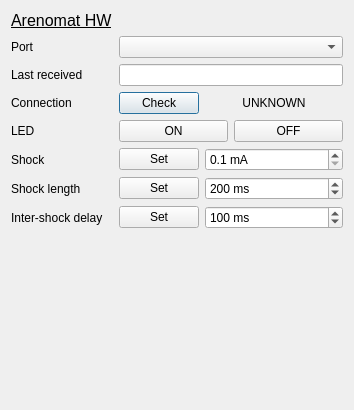
Qt form gui/debugwindow.ui (fgu-cas/kachna-tracker) before a commit.
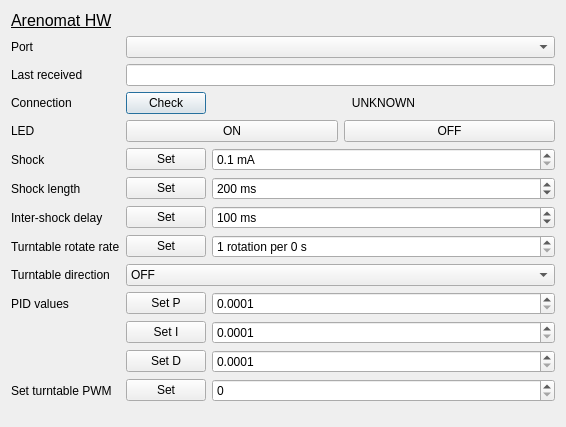
The same form after that commit. Custom widgets are drawn as their Qt base class.

```diff
--- a/gui/debugwindow.ui
+++ b/gui/debugwindow.ui
@@ -6,8 +6,8 @@
    <rect>
     <x>0</x>
     <y>0</y>
-    <width>354</width>
-    <height>410</height>
+    <width>566</width>
+    <height>427</height>
    </rect>
   </property>
   <property name="windowTitle">
@@ -200,6 +200,168 @@
      </item>
     </layout>
    </item>
+   <item row="8" column="0">
+    <widget class="QLabel" name="label_9">
+     <property name="text">
+      <string>Turntable rotate rate</string>
+     </property>
+    </widget>
+   </item>
+   <item row="8" column="1">
+    <layout class="QHBoxLayout" name="horizontalLayout_6" stretch="0,1">
+     <item>
+      <widget class="QPushButton" name="rateButton">
+       <property name="text">
+        <string>Set</string>
+       </property>
+      </widget>
+     </item>
+     <item>
+      <widget class="QSpinBox" name="rateSpinbox">
+       <property name="suffix">
+        <string> s</string>
+       </property>
+       <property name="prefix">
+        <string>1 rotation per </string>
+       </property>
+      </widget>
+     </item>
+    </layout>
+   </item>
+   <item row="9" column="0">
+    <widget class="QLabel" name="label_10">
+     <property name="text">
+      <string>Turntable direction</string>
+     </property>
+    </widget>
+   </item>
+   <item row="9" column="1">
+    <widget class="QComboBox" name="directionCombobox">
+     <item>
+      <property name="text">
+       <string>OFF</string>
+      </property>
+     </item>
+     <item>
+      <property name="text">
+       <string>CLOCKWISE</string>
+      </property>
+     </item>
+     <item>
+      <property name="text">
+       <string>COUNTERCLOCKWISE</string>
+      </property>
+     </item>
+    </widget>
+   </item>
+   <item row="10" column="0">
+    <widget class="QLabel" name="label_11">
+     <property name="text">
+      <string>PID values</string>
+     </property>
+    </widget>
+   </item>
+   <item row="10" column="1">
+    <layout class="QVBoxLayout" name="verticalLayout">
+     <item>
+      <layout class="QHBoxLayout" name="horizontalLayout_9" stretch="0,1">
+       <item>
+        <widget class="QPushButton" name="setPButton">
+         <property name="text">
+          <string>Set P</string>
+         </property>
+        </widget>
+       </item>
+       <item>
+        <widget class="QDoubleSpinBox" name="pSpinbox">
+         <property name="decimals">
+          <number>4</number>
+         </property>
+         <property name="minimum">
+          <double>0.000100000000000</double>
+         </property>
+         <property name="maximum">
+          <double>6.553500000000000</double>
+         </property>
+        </widget>
+       </item>
+      </layout>
+     </item>
+     <item>
+      <layout class="QHBoxLayout" name="horizontalLayout_10" stretch="0,1">
+       <item>
+        <widget class="QPushButton" name="setIButton">
+         <property name="text">
+          <string>Set I</string>
+         </property>
+        </widget>
+       </item>
+       <item>
+        <widget class="QDoubleSpinBox" name="iSpinbox">
+         <property name="decimals">
+          <number>4</number>
+         </property>
+         <property name="minimum">
+          <double>0.000100000000000</double>
+         </property>
+         <property name="maximum">
+          <double>6.553500000000000</double>
+         </property>
+        </widget>
+       </item>
+      </layout>
+     </item>
+     <item>
+      <layout class="QHBoxLayout" name="horizontalLayout_8" stretch="0,1">
+       <item>
+        <widget class="QPushButton" name="setDButton">
+         <property name="text">
+          <string>Set D</string>
+         </property>
+        </widget>
+       </item>
+       <item>
+        <widget class="QDoubleSpinBox" name="dSpinbox">
+         <property name="decimals">
+          <number>4</number>
+         </property>
+         <property name="minimum">
+          <double>0.000100000000000</double>
+         </property>
+         <property name="maximum">
+          <double>6.553500000000000</double>
+         </property>
+        </widget>
+       </item>
+      </layout>
+     </item>
+    </layout>
+   </item>
+   <item row="11" column="0">
+    <widget class="QLabel" name="label_12">
+     <property name="text">
+      <string>Set turntable PWM</string>
+     </property>
+    </widget>
+   </item>
+   <item row="11" column="1">
+    <layout class="QHBoxLayout" name="horizontalLayout_7" stretch="0,1">
+     <item>
+      <widget class="QPushButton" name="pwmButton">
+       <property name="text">
+        <string>Set</string>
+       </property>
+      </widget>
+     </item>
+     <item>
+      <widget class="QSpinBox" name="pwmSpinbox">
+       <property name="maximum">
+        <number>255</number>
+       </property>
+      </widget>
+     </item>
+    </layout>
+   </item>
   </layout>
  </widget>
  <customwidgets>
```
